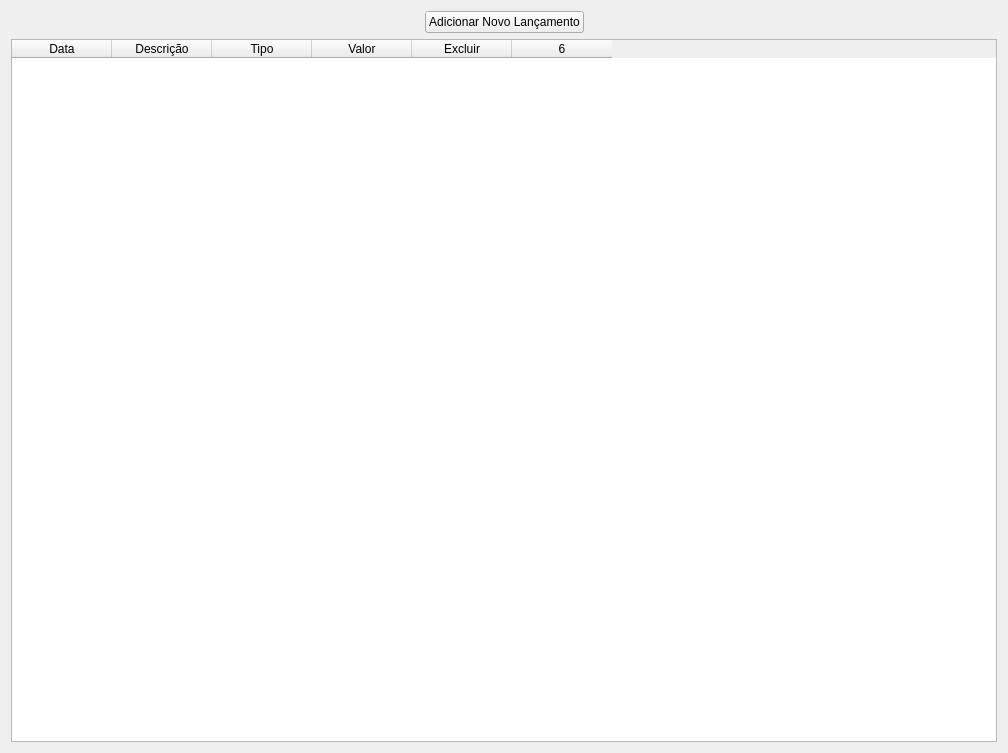
Old version of the form MeuCentavoApp/Designer/FormsDashboard/DashboardPages/pageLancamentos.ui in the repository bee0ne1/MeuCentavo.
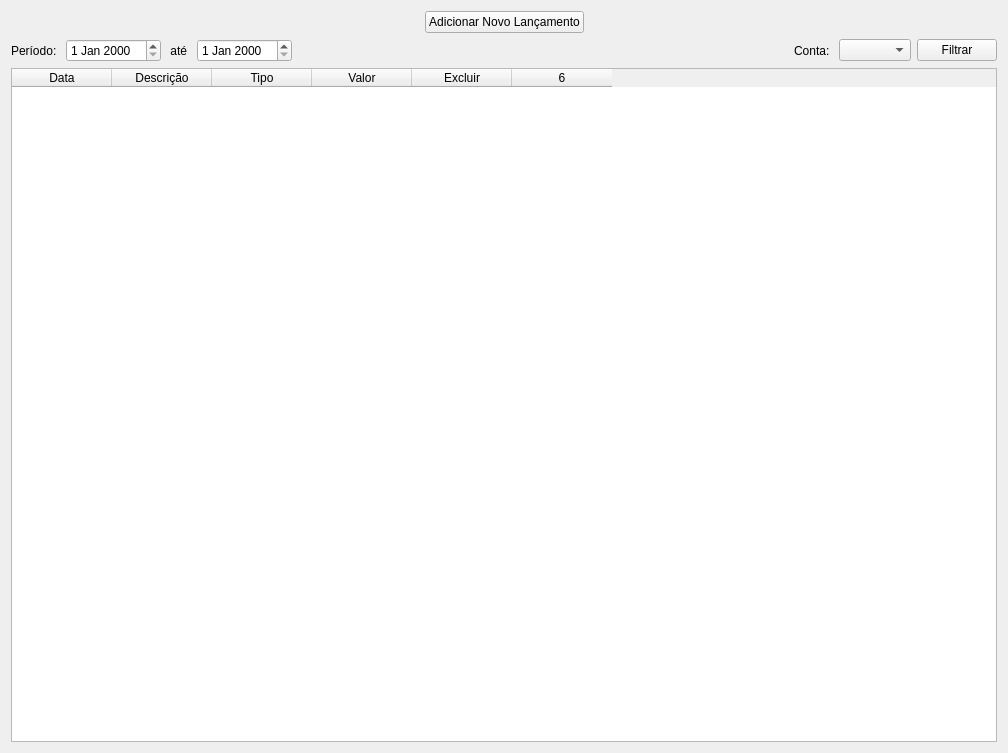
New version of the form.

Patch:
```diff
--- a/MeuCentavoApp/Designer/FormsDashboard/DashboardPages/pageLancamentos.ui
+++ b/MeuCentavoApp/Designer/FormsDashboard/DashboardPages/pageLancamentos.ui
@@ -17,6 +17,60 @@
    <item>
     <layout class="QGridLayout" name="gridLayout">
      <item row="1" column="0">
+      <layout class="QHBoxLayout" name="layoutFiltros">
+       <item>
+        <widget class="QLabel" name="label">
+         <property name="text">
+          <string>Período: </string>
+         </property>
+        </widget>
+       </item>
+       <item>
+        <widget class="QDateEdit" name="dateEditInicio"/>
+       </item>
+       <item>
+        <widget class="QLabel" name="label_2">
+         <property name="text">
+          <string> até </string>
+         </property>
+        </widget>
+       </item>
+       <item>
+        <widget class="QDateEdit" name="dateEditFim"/>
+       </item>
+       <item>
+        <spacer name="horizontalSpacer_3">
+         <property name="orientation">
+          <enum>Qt::Orientation::Horizontal</enum>
+         </property>
+         <property name="sizeHint" stdset="0">
+          <size>
+           <width>40</width>
+           <height>20</height>
+          </size>
+         </property>
+        </spacer>
+       </item>
+       <item>
+        <widget class="QLabel" name="label_3">
+         <property name="text">
+          <string>Conta: </string>
+         </property>
+        </widget>
+       </item>
+       <item>
+        <widget class="QComboBox" name="comboBoxConta"/>
+       </item>
+       <item>
+        <widget class="QPushButton" name="buttonFiltrar">
+         <property name="text">
+          <string>Filtrar</string>
+         </property>
+        </widget>
+       </item>
+      </layout>
+     </item>
+     <item row="2" column="0">
       <widget class="QTableWidget" name="tabelaTodosLancamentos">
        <property name="columnCount">
         <number>6</number>
```
Left out of the diff: 74 changed lines with no effect on the pictures.
